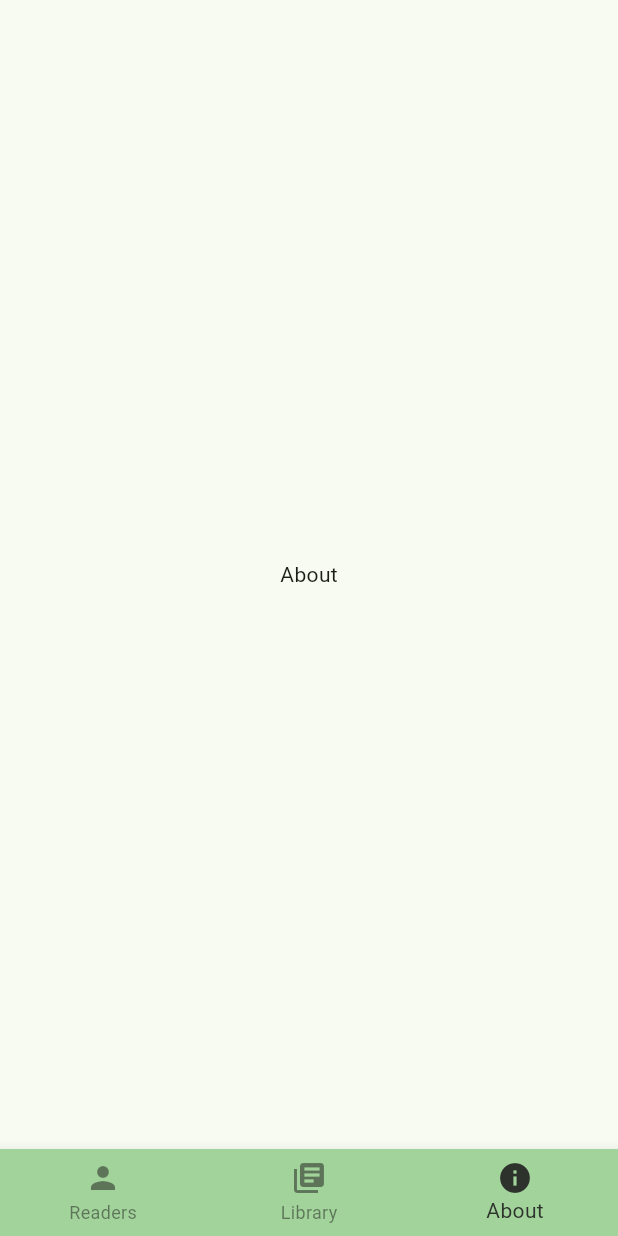
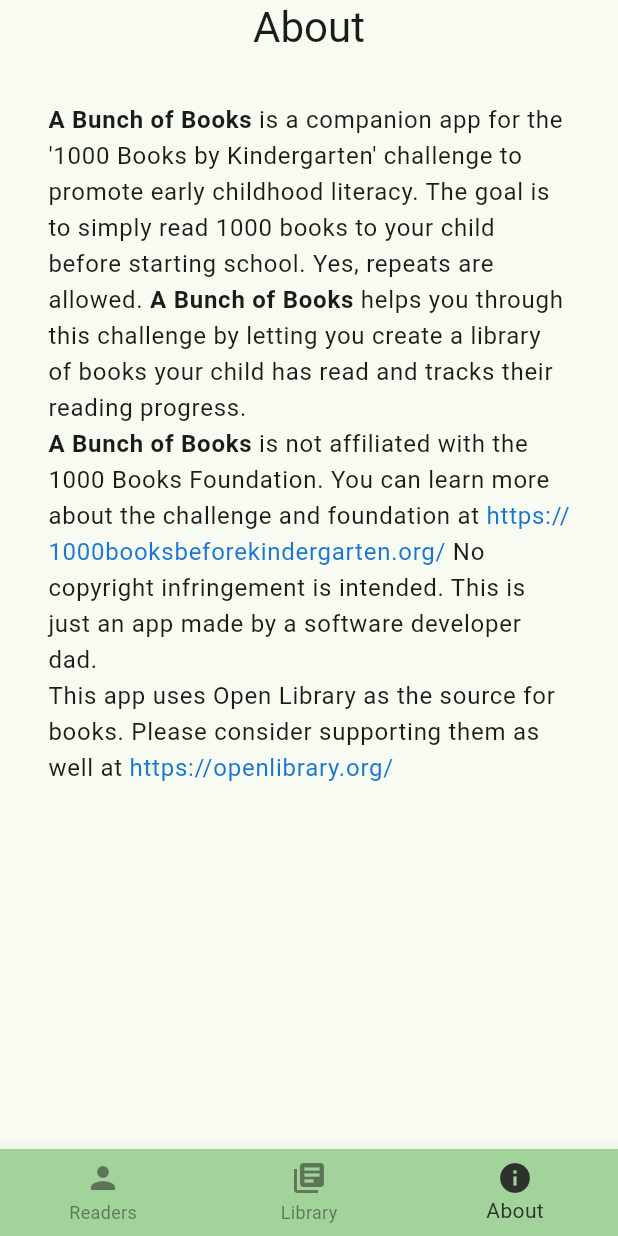
Before and after one commit to gregwoodio/a_bunch_of_books, a Flutter app: the screen it shows after launch, item 3 of the bottom bar chosen, on a phone screen of 412 x 824 dp. Run offline on Flutter 3.47's test engine with Material 3 defaults, Android fonts, the phone set to English and light mode, and no system bars; our stand-ins replace drift, flutter_riverpod; accounts and stored records are empty; generated files the repository leaves out were written again; key blocks and very long unbroken strings in the code were emptied for the run.

Commit message:
About page

```diff
--- a/lib/pages/about_page.dart
+++ b/lib/pages/about_page.dart
@@ -1,13 +1,93 @@
+import 'package:flutter/gestures.dart';
 import 'package:flutter/material.dart';
 import 'package:flutter_riverpod/flutter_riverpod.dart';
+import 'package:url_launcher/url_launcher.dart';
 
 class AboutPage extends ConsumerWidget {
   @override
   Widget build(BuildContext context, WidgetRef ref) {
     return Scaffold(
-      body: Center(
-        child: Text('About'),
+      body: SafeArea(
+        child: Column(
+          mainAxisSize: MainAxisSize.max,
+          mainAxisAlignment: MainAxisAlignment.start,
+          children: [
+            Text(
+              'About',
+              style: Theme.of(context).textTheme.headlineMedium,
+            ),
+            Padding(
+              padding: const EdgeInsets.all(32.0),
+              child: RichText(
+                text: TextSpan(
+                  children: [
+                    TextSpan(
+                      text: 'A Bunch of Books ',
+                      style: Theme.of(context).textTheme.bodyLarge!.copyWith(
+                            fontWeight: FontWeight.bold,
+                          ),
+                    ),
+                    TextSpan(
+                      text:
+                          'is a companion app for the \'1000 Books by Kindergarten\' challenge to promote early childhood literacy. The goal is to simply read 1000 books to your child before starting school. Yes, repeats are allowed. ',
+                      style: Theme.of(context).textTheme.bodyLarge,
+                    ),
+                    TextSpan(
+                      text: 'A Bunch of Books ',
+                      style: Theme.of(context).textTheme.bodyLarge!.copyWith(
+                            fontWeight: FontWeight.bold,
+                          ),
+                    ),
+                    TextSpan(
+                      text:
+                          'helps you through this challenge by letting you create a library of books your child has read and tracks their reading progress.\n',
+                      style: Theme.of(context).textTheme.bodyLarge,
+                    ),
+                    TextSpan(
+                      text: 'A Bunch of Books ',
+                      style: Theme.of(context).textTheme.bodyLarge!.copyWith(
+                            fontWeight: FontWeight.bold,
+                          ),
+                    ),
+                    TextSpan(
+                      text:
+                          'is not affiliated with the 1000 Books Foundation. You can learn more about the challenge and foundation at ',
+                      style: Theme.of(context).textTheme.bodyLarge,
+                    ),
+                    link(context, 'https://1000booksbeforekindergarten.org/'),
+                    TextSpan(
+                      text:
+                          'No copyright infringement is intended. This is just an app made by a software developer dad.\n',
+                      style: Theme.of(context).textTheme.bodyLarge,
+                    ),
+                    TextSpan(
+                      text:
+                          'This app uses Open Library as the source for books. Please consider supporting them as well at ',
+                      style: Theme.of(context).textTheme.bodyLarge,
+                    ),
+                    link(context, 'https://openlibrary.org/')
+                  ],
+                ),
+              ),
+            ),
+          ],
+        ),
       ),
     );
   }
+
+  TextSpan link(BuildContext context, String url) {
+    return TextSpan(
+      text: '$url ',
+      style: Theme.of(context).textTheme.bodyLarge!.copyWith(
+            color: Theme.of(context).primaryColorDark,
+          ),
+      recognizer: TapGestureRecognizer()
+        ..onTap = () {
+          try {
+            launchUrl(Uri.parse(url));
+          } catch (_) {}
+        },
+    );
+  }
 }
```
